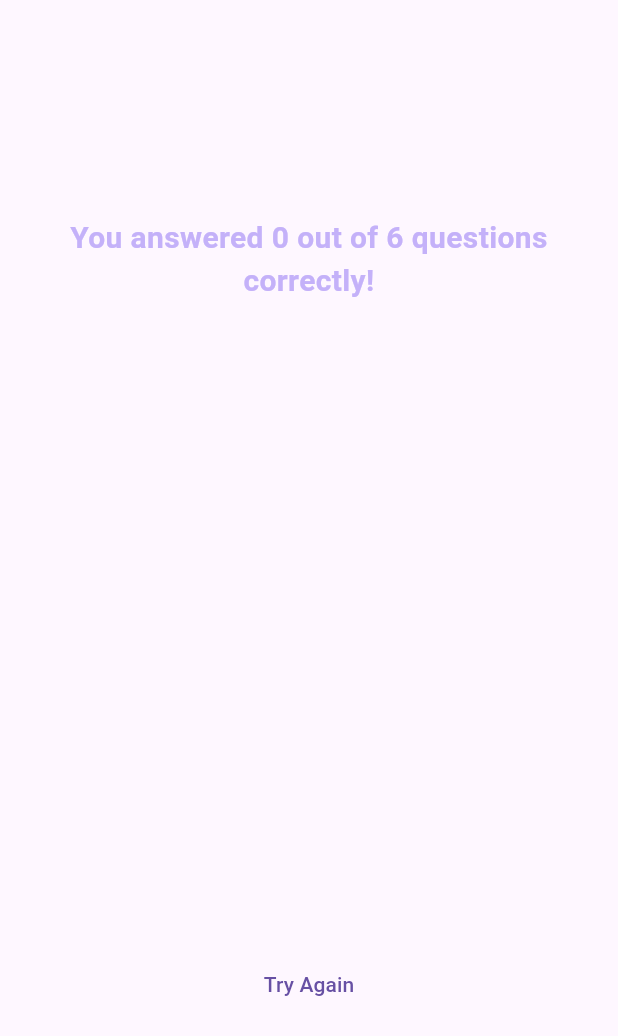
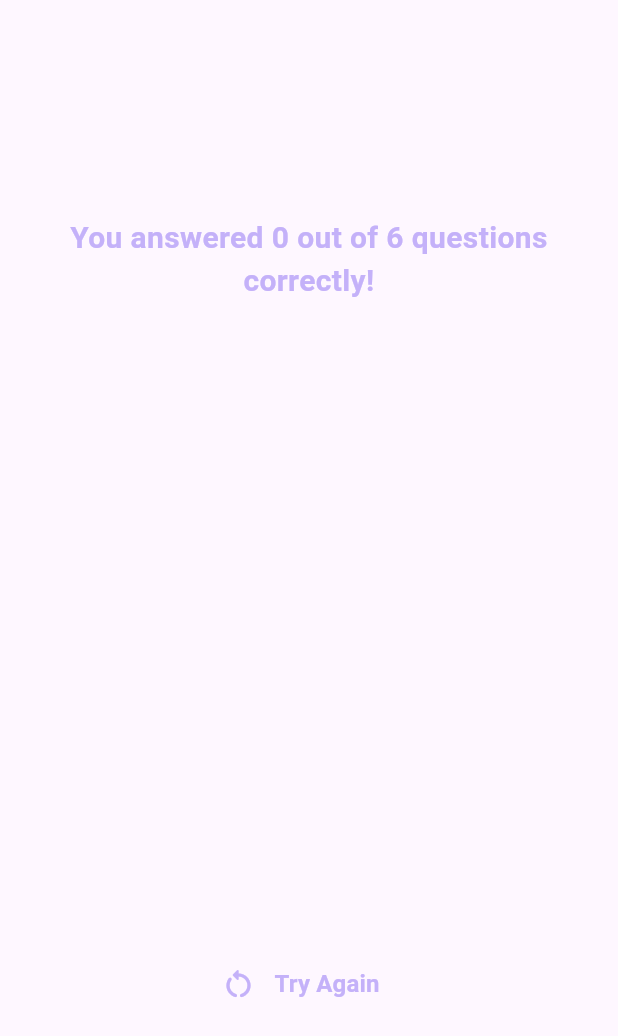
Before and after one commit to SheeloveDol/quiz_app_flutter, a Flutter app: the ResultsScreen widget shown alone on an empty page, opened directly with empty values, on a phone screen of 412 x 824 dp. Shown: the top 1036 px of the screen. Run offline on Flutter 3.47's test engine with Material 3 defaults, Android fonts, the phone set to English and light mode, and no system bars; our stand-ins replace google_fonts.

Commit message:
Added restart icon to try again button

```diff
--- a/lib/results_screen.dart
+++ b/lib/results_screen.dart
@@ -57,9 +57,22 @@ class ResultsScreen extends StatelessWidget {
             QuestionsSummary(
                 summaryData), //getSummaryData() returns a list of maps
             const SizedBox(height: 40),
-            TextButton(
-              onPressed: switchScreen,
-              child: const Text('Try Again'),
+            Row(
+              mainAxisSize: MainAxisSize.min,
+              children: [
+                const Icon(Icons.restart_alt_rounded,
+                    color: Color.fromARGB(255, 196, 177, 249)),
+                TextButton(
+                  onPressed: switchScreen,
+                  child: const Text(
+                    'Try Again',
+                    style: TextStyle(
+                        color: Color.fromARGB(255, 196, 177, 249),
+                        fontSize: 16,
+                        fontWeight: FontWeight.bold),
+                  ),
+                ),
+              ],
             ),
           ],
         ),
```
